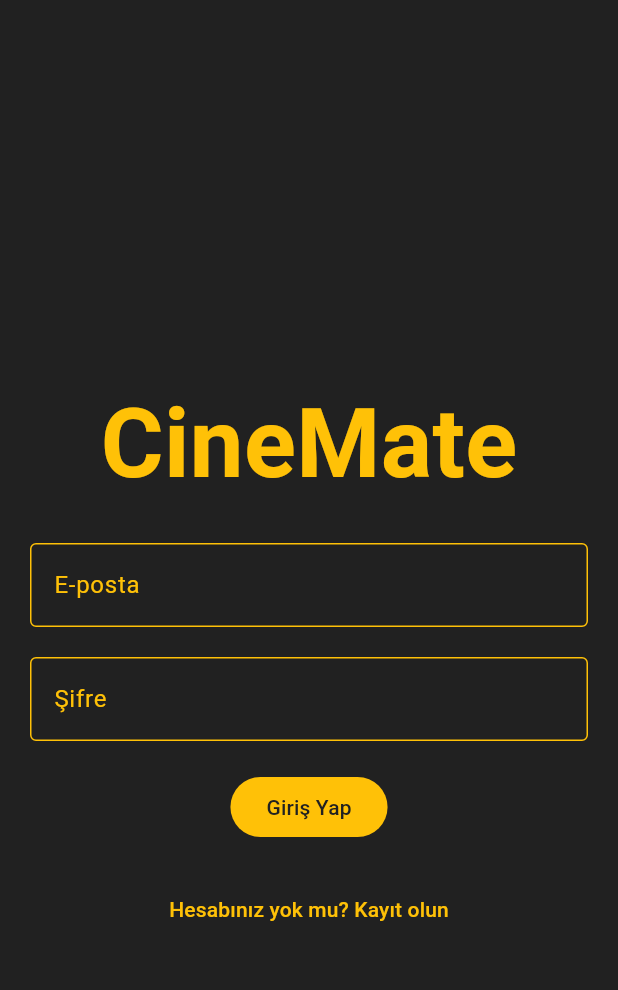
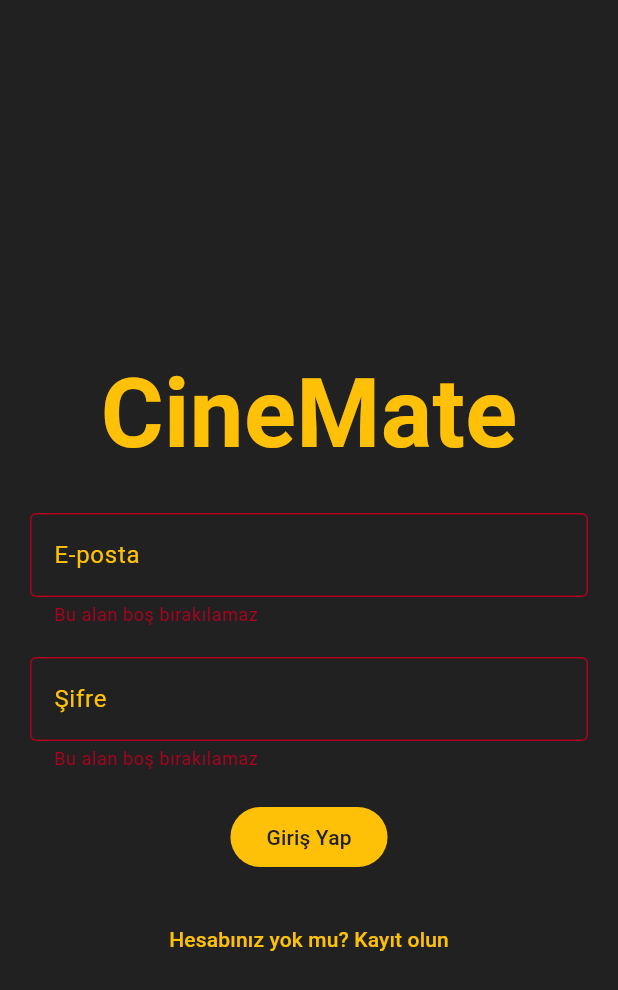
Before and after one commit to ysntopbas/cinematev2, a Flutter app: the screen it shows after launch, on a phone screen of 412 x 824 dp. Shown: the top 990 px of the screen. Run offline on Flutter 3.47's test engine with Material 3 defaults, Android fonts, the light colour scheme and no system bars; our stand-ins replace firebase_auth, firebase_core, google_fonts; accounts and stored records are empty; generated files the repository leaves out were written again.

Commit message:
feat: enhance login and registration forms with validation and error handling

```diff
--- a/lib/screens/login_page.dart
+++ b/lib/screens/login_page.dart
@@ -2,6 +2,7 @@ import 'package:cinematev2/providers/auth_provider.dart' as local_auth;
 import 'package:cinematev2/widgets/text_field_widget.dart';
 import 'package:firebase_auth/firebase_auth.dart';
 import 'package:flutter/material.dart';
+import 'package:flutter/services.dart';
 import 'package:google_fonts/google_fonts.dart';
 import 'package:provider/provider.dart';
 
@@ -46,15 +47,41 @@ class _LoginPageState extends State<LoginPage> {
                 fontWeight: FontWeight.bold,
               ),
             ),
-            TextFieldWidget(
+            Form(
+              autovalidateMode: AutovalidateMode.always,
+              child: TextFieldWidget(
+                validator: (value) {
+                  if (value == null || value.isEmpty) {
+                    return 'Bu alan boş bırakılamaz';
+                  }
+                  if (!RegExp(r'^[\w-\.]+@([\w-]+\.)+[\w-]{2,4}$')
+                      .hasMatch(value)) {
+                    return 'Geçerli bir e-posta adresi girin';
+                  }
+                  return null;
+                },
                 contr: _emailController,
                 hintText: "E-posta",
-                keyboardType: TextInputType.emailAddress),
-            TextFieldWidget(
-                contr: _passwordController,
-                hintText: "Şifre",
-                obscureText: true,
-                keyboardType: TextInputType.visiblePassword),
+                keyboardType: TextInputType.emailAddress,
+              ),
+            ),
+            Form(
+              autovalidateMode: AutovalidateMode.always,
+              child: TextFieldWidget(
+                  validator: (value) {
+                    if (value == null || value.isEmpty) {
+                      return 'Bu alan boş bırakılamaz';
+                    }
+                    if (value.length < 6) {
+                      return 'Şifre en az 6 karakter olmalıdır';
+                    }
+                    return null;
+                  },
+                  contr: _passwordController,
+                  hintText: "Şifre",
+                  obscureText: true,
+                  keyboardType: TextInputType.visiblePassword),
+            ),
             FilledButton(
               onPressed: () async {
                 final authProvider = context.read<local_auth.AuthProvider>();
@@ -73,10 +100,8 @@ class _LoginPageState extends State<LoginPage> {
                 } on FirebaseAuthException catch (e) {
                   if (!mounted) return;
                   String errorMessage;
-                  if (e.code == 'user-not-found') {
-                    errorMessage = 'Kullanıcı bulunamadı';
-                  } else if (e.code == 'wrong-password') {
-                    errorMessage = 'Yanlış şifre';
+                  if (e.code == 'invalid-credential') {
+                    errorMessage = 'Kullanıcı adı veya Şifre yanlış.';
                   } else {
                     errorMessage = 'Bir hata oluştu';
                   }
@@ -92,7 +117,7 @@ class _LoginPageState extends State<LoginPage> {
             ),
             TextButton(
                 onPressed: () {
-                  Navigator.pushNamed(context, '/register');
+                  Navigator.pushReplacementNamed(context, '/register');
                 },
                 child: Text('Hesabınız yok mu? Kayıt olun')),
           ],
--- a/lib/screens/register_page.dart
+++ b/lib/screens/register_page.dart
@@ -74,7 +74,7 @@ class _RegisterPageState extends State<RegisterPage> {
             ),
             TextButton(
                 onPressed: () {
-                  Navigator.pushNamed(context, '/');
+                  Navigator.pushReplacementNamed(context, '/');
                 },
                 child: Text('Hesabınız var mı? Giriş yapın')),
           ],
--- a/lib/services/auth_service.dart
+++ b/lib/services/auth_service.dart
@@ -13,7 +13,7 @@ class AuthService {
       return logauth.user;
     } catch (e) {
       log(e.toString());
-      return null;
+      rethrow;
     }
   }
 
@@ -24,7 +24,7 @@ class AuthService {
       return regauth.user;
     } catch (e) {
       log(e.toString());
-      return null;
+      rethrow;
     }
   }
 
--- a/lib/widgets/text_field_widget.dart
+++ b/lib/widgets/text_field_widget.dart
@@ -7,14 +7,18 @@ class TextFieldWidget extends StatelessWidget {
     this.obscureText = false,
     required this.keyboardType,
     this.contr,
+    this.validator,
   });
   final String hintText;
   final bool obscureText;
   final TextInputType keyboardType;
   final TextEditingController? contr;
+  final String? Function(String?)? validator;
+
   @override
   Widget build(BuildContext context) {
-    return TextField(
+    return TextFormField(
+      validator: validator,
       controller: contr,
       keyboardType: keyboardType,
       obscureText: obscureText,
```
